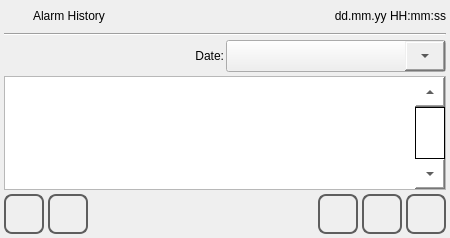
This is qt_library/ATCMalarms/alarms_history.ui in MECTsrl/mect_plugins as Qt 5 draws it before an edit. The edited form follows.
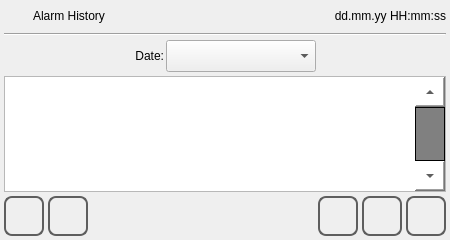
This is the edited form. Icons and pictures are not drawn.

Commit message: WIP: Review scroll bars

What changed in the file:
```diff
--- a/qt_library/ATCMalarms/alarms_history.ui
+++ b/qt_library/ATCMalarms/alarms_history.ui
@@ -7,7 +7,7 @@
     <x>0</x>
     <y>0</y>
     <width>450</width>
-    <height>238</height>
+    <height>240</height>
    </rect>
   </property>
   <property name="minimumSize">
@@ -124,6 +124,22 @@
      <property name="spacing">
       <number>2</number>
      </property>
+     <item>
+      <spacer name="horizontalSpacer_3">
+       <property name="orientation">
+        <enum>Qt::Horizontal</enum>
+       </property>
+       <property name="sizeType">
+        <enum>QSizePolicy::MinimumExpanding</enum>
+       </property>
+       <property name="sizeHint" stdset="0">
+        <size>
+         <width>10</width>
+         <height>20</height>
+        </size>
+       </property>
+      </spacer>
+     </item>
      <item>
       <widget class="QLabel" name="labelDate">
        <property name="text">
@@ -145,64 +161,66 @@
        <property name="minimumSize">
         <size>
          <width>150</width>
-         <height>32</height>
+         <height>34</height>
         </size>
        </property>
        <property name="styleSheet">
-        <string notr="true">/* Combobox item */
-QAbstractItemView {
-	/* padding of each item (top,right,bottom,left) */
-	padding: 2 0 2 0;
-	font-size: 18px;
-}
-
-/* Sets up scrollbar size, border, color */
-QScrollBar:vertical {
-	width: 40px;
-	/* margin sets up how far the handle can travel (top,right,bottom,left) */
-	margin: 40px 0px 40px 0px;
-}
-
-/* Sets up the color and height of handle (cursor) */
-QScrollBar::handle:vertical {
-	min-height:40px;
-}
-
-/* bottom button (set height at 0px to remove)*/
-QScrollBar::add-line:vertical {
-	height: 40px;
-	subcontrol-position: bottom;
-	subcontrol-origin: margin;
-}
-
-/* top button (set height at 0px to remove)*/
-QScrollBar::sub-line:vertical {
-	height: 40px;
-	subcontrol-position: top;
-	subcontrol-origin: margin;
-	background-color: rgb(0, 255, 0);
-}
-
-/* need this to get rid of crosshatching on scrollbar background */
-QScrollBar::add-page:vertical, QScrollBar::sub-page:vertical {
-	background: none;
-}
-
-/* Combobox main item */
-QComboBox {
-	padding-left: 2px;
-	font-size: 18px;
+        <string notr="true">QComboBox  {	
 	min-height: 30px;
+	font-size: 20px;
 }
+/* Sets up scrollbar size, border, color */
+ QScrollBar:vertical {
+     border: 2px solid grey;
+     background: SlateGray;
+     width: 30px;
+     margin: 22px 0 22px 0;
+ }
+ QScrollBar::handle:vertical {
+     background: LightGray;
+     min-height: 20px;
+ }
+ QScrollBar::add-line:vertical {
+     border: 2px solid DarkGray;
+     background: LightGray;
+     height: 30px;
+     subcontrol-position: bottom;
+     subcontrol-origin: margin;
+ }
 
-/* drop down button */
-QComboBox::drop-down {
-	min-width: 40px;
-}
+ QScrollBar::sub-line:vertical {
+     border: 2px solid DarkGray;
+     background: LightGray;
+     height: 30px;
+     subcontrol-position: top;
+     subcontrol-origin: margin;
+ }
+ QScrollBar::up-arrow:vertical, QScrollBar::down-arrow:vertical {
+     border: 2px solid grey;
+     width: 3px;
+     height: 3px;
+     background: Yellow;
+ }
 </string>
        </property>
       </widget>
      </item>
+     <item>
+      <spacer name="horizontalSpacer_2">
+       <property name="orientation">
+        <enum>Qt::Horizontal</enum>
+       </property>
+       <property name="sizeType">
+        <enum>QSizePolicy::MinimumExpanding</enum>
+       </property>
+       <property name="sizeHint" stdset="0">
+        <size>
+         <width>10</width>
+         <height>20</height>
+        </size>
+       </property>
+      </spacer>
+     </item>
     </layout>
    </item>
    <item>
@@ -240,7 +258,7 @@
 QScrollBar::handle:vertical 
 {
         border: 1px solid black;
-	    background: rgb(255, 255, 255);
+	    background: rgb(128, 128, 128);
         min-height: 10px;
 }
 QScrollBar::add-line:vertical
@@ -271,7 +289,7 @@
 QScrollBar::handle:horizontal 
 {
         border: 1px solid black;
-	    background: rgb(255, 255, 255);
+	    background: rgb(128, 128, 128);
         min-width: 10px;
 }
 QScrollBar::add-line:horizontal
```
The commit also changes 3 other files.
